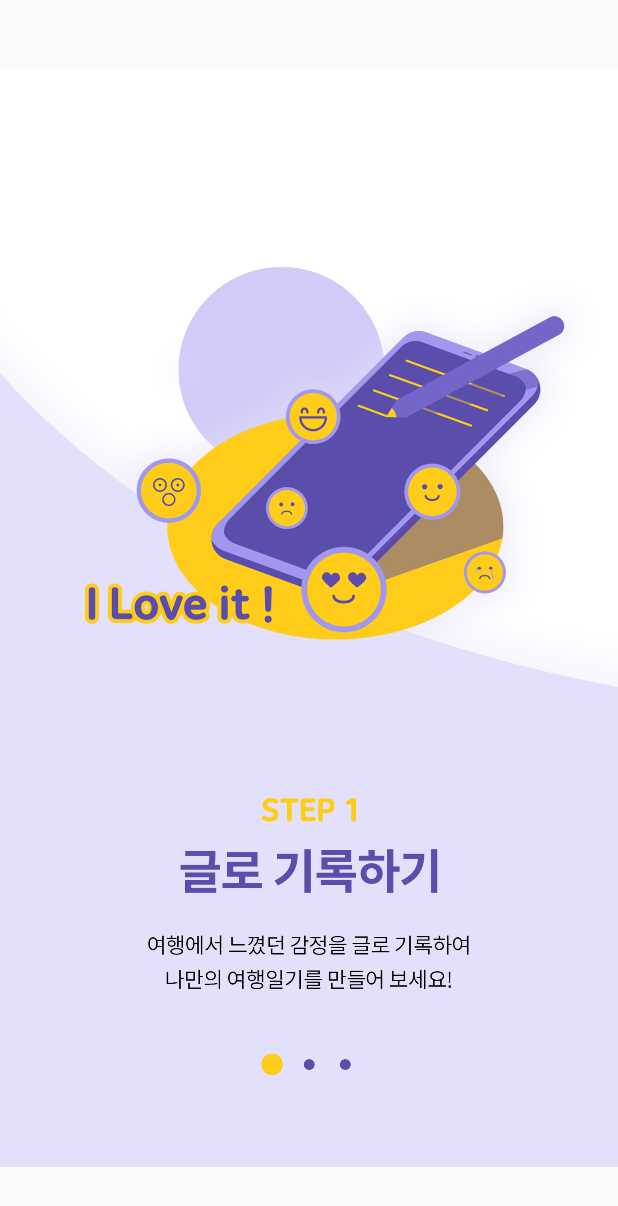
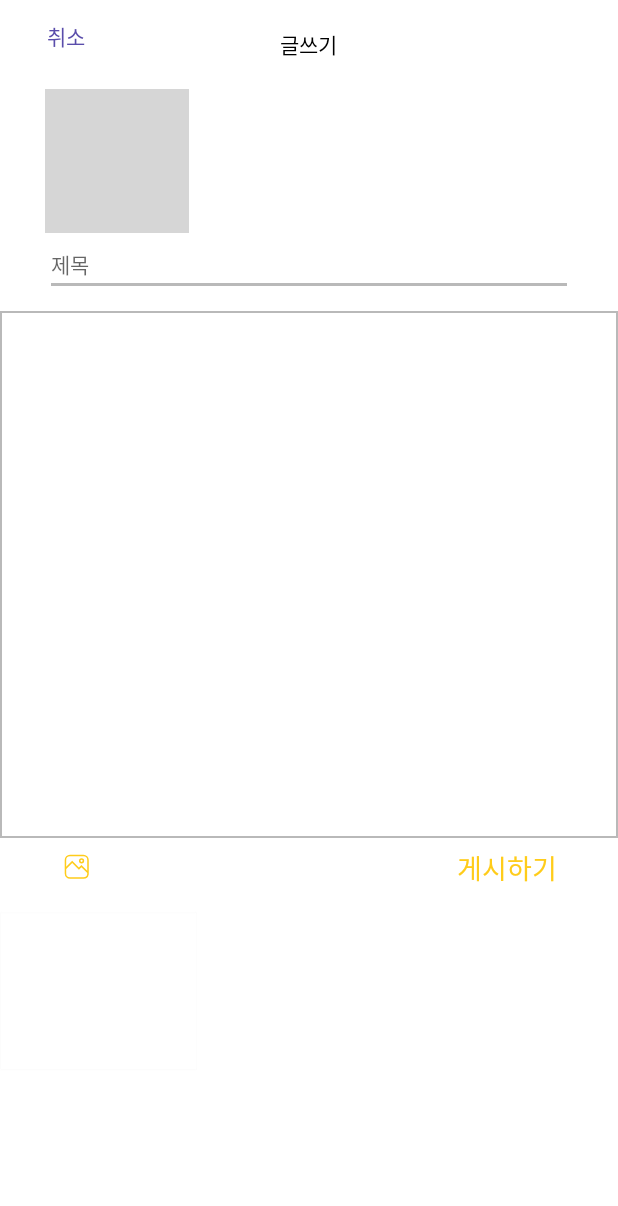
Before and after one commit to jiwonan/InternShip-1, an Android app: the screen it shows after launch (GuideActivity before the commit, WriteActivity after it), on a phone screen of 412 x 824 dp. Shown: the top 1206 px of the screen. Run offline under Robolectric (Android 15) with nearby library versions, the phone set to English and light mode, and no system bars; grey boxes are pictures that could not be loaded.

Commit message:
create activity_write.xml

```diff
--- /dev/null
+++ b/app/src/main/java/kr/hs/emrim/tjdusdlfkrhd/internship/WriteActivity.java
@@ -0,0 +1,14 @@
+package kr.hs.emrim.tjdusdlfkrhd.internship;
+
+import androidx.appcompat.app.AppCompatActivity;
+
+import android.os.Bundle;
+
+public class WriteActivity extends AppCompatActivity {
+
+    @Override
+    protected void onCreate(Bundle savedInstanceState) {
+        super.onCreate(savedInstanceState);
+        setContentView(R.layout.activity_write);
+    }
+}
--- /dev/null
+++ b/app/src/main/res/drawable/edittext_border.xml
@@ -0,0 +1,6 @@
+<?xml version="1.0" encoding="utf-8"?>
+<shape xmlns:android="http://schemas.android.com/apk/res/android"
+    android:shape="rectangle" android:thickness="0dp">
+    <stroke android:width="1dp" android:color="#B9B9B9"/>
+    <solid android:color="#ffffff"/>
+</shape>
--- /dev/null
+++ b/app/src/main/res/drawable/ic_writing_imgicon.xml
@@ -0,0 +1,12 @@
+<vector xmlns:android="http://schemas.android.com/apk/res/android"
+    android:width="32dp"
+    android:height="32dp"
+    android:viewportWidth="32"
+    android:viewportHeight="32">
+  <path
+      android:pathData="M19.65,7.17h-9a3.51,3.51 0,0 0,-3.51 3.51v9a3.52,3.52 0,0 0,3.51 3.52h9a3.51,3.51 0,0 0,3.46 -2.93l0.06,0.06L23.17,10.68A3.52,3.52 0,0 0,19.65 7.17ZM22.17,19.65a2.52,2.52 0,0 1,-2.52 2.52h-9a2.52,2.52 0,0 1,-2.51 -2.52v-3l4,-4 4.47,4.46 1.69,-1.69 3.88,3.87ZM18.29,14l-1.69,1.7 -4.47,-4.47 -4,4L8.13,10.68a2.51,2.51 0,0 1,2.51 -2.51h9a2.51,2.51 0,0 1,2.52 2.51v7.21Z"
+      android:fillColor="#ffcc1a"/>
+  <path
+      android:pathData="M18.38,9.49a1.75,1.75 0,1 0,1.75 1.75A1.75,1.75 0,0 0,18.38 9.49ZM18.38,11.99a0.75,0.75 0,0 1,0 -1.5,0.75 0.75,0 0,1 0,1.5Z"
+      android:fillColor="#ffcc1a"/>
+</vector>
--- /dev/null
+++ b/app/src/main/res/drawable/ic_writing_writingbox.xml
@@ -0,0 +1,11 @@
+<vector xmlns:android="http://schemas.android.com/apk/res/android"
+    android:width="1440dp"
+    android:height="1253dp"
+    android:viewportWidth="1440"
+    android:viewportHeight="1253">
+  <path
+      android:pathData="M12.5,41.44L1428.18,41.44A12,12 0,0 1,1440.18 53.44L1440.18,1179.5A12,12 0,0 1,1428.18 1191.5L12.5,1191.5A12,12 0,0 1,0.5 1179.5L0.5,53.44A12,12 0,0 1,12.5 41.44z"
+      android:strokeWidth="0.5"
+      android:fillColor="#fff"
+      android:strokeColor="#b7b7b7"/>
+</vector>
--- /dev/null
+++ b/app/src/main/res/layout/activity_write.xml
@@ -0,0 +1,112 @@
+<?xml version="1.0" encoding="utf-8"?>
+<LinearLayout xmlns:android="http://schemas.android.com/apk/res/android"
+    xmlns:app="http://schemas.android.com/apk/res-auto"
+    xmlns:tools="http://schemas.android.com/tools"
+    android:layout_width="match_parent"
+    android:layout_height="match_parent"
+    android:orientation="vertical"
+    android:background="#fff"
+    tools:context=".WriteActivity">
+
+
+    <RelativeLayout
+        android:layout_width="match_parent"
+        android:layout_height="59dp">
+
+        <Button
+            android:id="@+id/backBtn"
+            android:layout_width="wrap_content"
+            android:layout_height="wrap_content"
+            android:layout_alignParentLeft="true"
+            android:background="#00FFFFFF"
+            android:fontFamily="@font/notosanscjkkr_demilight"
+            android:stateListAnimator="@null"
+            android:text="취소"
+            android:textColor="#5A4DAB" />
+
+        <TextView
+            android:id="@+id/textView"
+            android:layout_width="wrap_content"
+            android:layout_height="wrap_content"
+            android:layout_centerInParent="true"
+            android:fontFamily="@font/notosanscjkkr_demilight"
+            android:text="글쓰기"
+            android:textColor="#000000" />
+
+    </RelativeLayout>
+
+    <TextView
+        android:id="@+id/country"
+        android:layout_width="wrap_content"
+        android:layout_height="wrap_content"
+        android:layout_marginLeft="30dp"
+        android:background="@drawable/rect_drawable"
+        android:fontFamily="@font/notosanscjkkr_demilight"
+        android:paddingLeft="17dp"
+        android:paddingRight="17dp"
+        android:text="서울"
+        android:textColor="#000000"
+        android:textSize="14sp" />
+
+    <EditText
+        android:id="@+id/titleBox"
+        android:layout_width="match_parent"
+        android:layout_height="wrap_content"
+        android:layout_marginLeft="30dp"
+        android:layout_marginRight="30dp"
+        android:backgroundTint="#B9B9B9"
+        android:ems="10"
+        android:fontFamily="@font/notosanscjkkr_demilight"
+        android:hint="제목"
+        android:textColor="#B9B9B9"
+        android:textSize="14sp"
+        android:inputType="textMultiLine" />
+
+    <EditText
+        android:id="@+id/contentBox"
+        android:layout_width="match_parent"
+        android:layout_height="351dp"
+        android:layout_marginTop="10dp"
+        android:background="@drawable/edittext_border"
+        android:ems="10"
+        android:fontFamily="@font/notosanscjkkr_demilight"
+        android:gravity="start"
+        android:inputType="textPersonName"
+        android:padding="10dp"
+        android:scrollHorizontally="false"
+        android:textSize="14sp" />
+
+    <RelativeLayout
+        android:layout_width="match_parent"
+        android:layout_height="40dp">
+
+
+        <ImageButton
+            android:id="@+id/inputimage"
+            android:layout_width="63dp"
+            android:layout_height="match_parent"
+            android:layout_marginLeft="20dp"
+            android:background="#00FFFFFF"
+            app:srcCompat="@drawable/ic_writing_imgicon" />
+
+        <Button
+            android:id="@+id/post"
+            android:layout_width="wrap_content"
+            android:layout_height="match_parent"
+            android:layout_alignParentRight="true"
+            android:layout_marginRight="30dp"
+            android:background="#00FFFFFF"
+            android:fontFamily="@font/notosanscjkkr_demilight"
+            android:stateListAnimator="@null"
+            android:text="게시하기"
+            android:textColor="#FFCC1A"
+            android:textSize="18sp" />
+    </RelativeLayout>
+
+    <ImageView
+        android:id="@+id/showpicture"
+        android:layout_width="131dp"
+        android:layout_height="126dp"
+        app:srcCompat="@drawable/ic_writing_writingbox" />
+
+</LinearLayout>
```
Also changed, not shown: app/src/main/AndroidManifest.xml (+10 -12 lines), app/src/main/java/kr/hs/emrim/tjdusdlfkrhd/internship/MainActivity.java (+4 -7 lines), app/src/main/java/kr/hs/emrim/tjdusdlfkrhd/internship/SignInActivity.java (+10 -1 lines), app/src/main/res/drawable/ic_writing_imgcancelbtn.xml (added, +9 -0 lines), app/src/main/res/drawable/ic_writing_titleline.xml (added, +11 -0 lines), app/src/main/res/drawable/ic_writing_worldbox.xml (added, +11 -0 lines), app/src/main/res/layout/activity_main.xml (+9 -7 lines), app/src/main/res/layout/activity_signin.xml (+3 -17 lines), app/src/main/res/layout/activity_signup.xml (+13 -0 lines).
